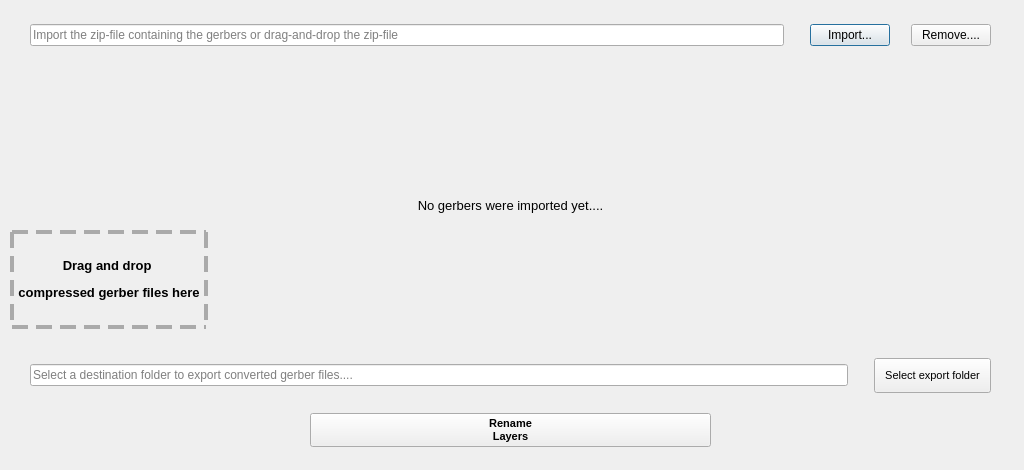
Before: the Qt Designer form App/ui/ConvertGerbers_ui.ui in fernandeclercq/FabAPP, drawn with Qt 5.
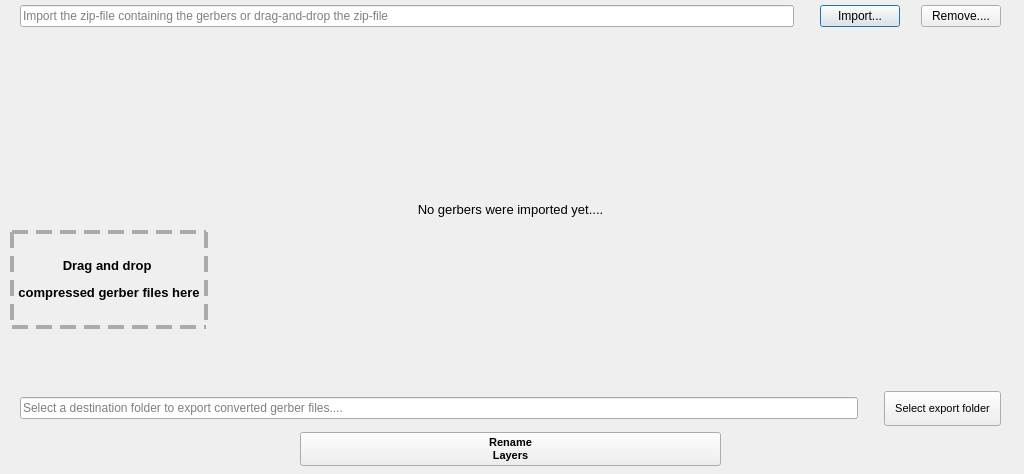
After: the same form once the commit is applied.

Commit message: add responsive adjustment mainWindows & Convertgerber windows

Diff of the .ui file:
```diff
--- a/App/ui/ConvertGerbers_ui.ui
+++ b/App/ui/ConvertGerbers_ui.ui
@@ -7,7 +7,7 @@
     <x>0</x>
     <y>0</y>
     <width>1024</width>
-    <height>470</height>
+    <height>474</height>
    </rect>
   </property>
   <property name="sizePolicy">
@@ -18,14 +18,14 @@
   </property>
   <property name="minimumSize">
    <size>
-    <width>1024</width>
-    <height>470</height>
+    <width>512</width>
+    <height>235</height>
    </size>
   </property>
   <property name="maximumSize">
    <size>
-    <width>1024</width>
-    <height>470</height>
+    <width>9999</width>
+    <height>9999</height>
    </size>
   </property>
   <property name="windowTitle">
@@ -38,16 +38,52 @@
 
 }</string>
   </property>
-  <widget class="QWidget" name="horizontalLayoutWidget">
+  <widget class="QLabel" name="lblConvertGerbers">
+   <property name="enabled">
+    <bool>true</bool>
+   </property>
    <property name="geometry">
     <rect>
      <x>10</x>
-     <y>10</y>
-     <width>1001</width>
-     <height>51</height>
+     <y>230</y>
+     <width>198</width>
+     <height>99</height>
     </rect>
    </property>
+   <property name="font">
+    <font>
+     <pointsize>10</pointsize>
+     <weight>75</weight>
+     <bold>true</bold>
+    </font>
+   </property>
+   <property name="styleSheet">
+    <string notr="true">QLabel {
+	border: 4px dashed #aaa
+ }</string>
+   </property>
+   <property name="text">
+    <string>&lt;html&gt;&lt;head/&gt;&lt;body&gt;&lt;p&gt;Drag and drop &lt;/p&gt;&lt;p&gt;compressed gerber files here&lt;/p&gt;&lt;/body&gt;&lt;/html&gt;</string>
+   </property>
+   <property name="alignment">
+    <set>Qt::AlignCenter</set>
+   </property>
+  </widget>
+  <widget class="QWidget" name="verticalLayoutWidget_2">
+   <property name="geometry">
+    <rect>
+     <x>0</x>
+     <y>0</y>
+     <width>1021</width>
+     <height>471</height>
+    </rect>
+   </property>
+   <layout class="QVBoxLayout" name="vQBox_main">
+    <item>
    <layout class="QHBoxLayout" name="horizontalLayout">
+      <property name="topMargin">
+       <number>5</number>
+      </property>
     <item>
      <spacer name="horizontalSpacer_8">
       <property name="orientation">
@@ -134,16 +170,31 @@
      </spacer>
     </item>
    </layout>
-  </widget>
-  <widget class="QWidget" name="horizontalLayoutWidget_2">
-   <property name="geometry">
-    <rect>
-     <x>10</x>
-     <y>350</y>
-     <width>1001</width>
-     <height>51</height>
-    </rect>
-   </property>
+    </item>
+    <item>
+     <layout class="QVBoxLayout" name="verticalLayout">
+      <item>
+       <widget class="QLabel" name="lblConvertGerbersDisplayChanges">
+        <property name="sizePolicy">
+         <sizepolicy hsizetype="Expanding" vsizetype="Expanding">
+          <horstretch>0</horstretch>
+          <verstretch>0</verstretch>
+         </sizepolicy>
+        </property>
+        <property name="font">
+         <font>
+          <pointsize>10</pointsize>
+         </font>
+        </property>
+        <property name="text">
+         <string>No gerbers were imported yet....</string>
+        </property>
+        <property name="alignment">
+         <set>Qt::AlignCenter</set>
+        </property>
+       </widget>
+      </item>
+      <item>
    <layout class="QHBoxLayout" name="horizontalLayout_2">
     <item>
      <spacer name="horizontalSpacer">
@@ -222,17 +273,14 @@
      </spacer>
     </item>
    </layout>
-  </widget>
-  <widget class="QWidget" name="horizontalLayoutWidget_3">
-   <property name="geometry">
-    <rect>
-     <x>10</x>
-     <y>400</y>
-     <width>1001</width>
-     <height>61</height>
-    </rect>
-   </property>
+      </item>
+     </layout>
+    </item>
+    <item>
    <layout class="QHBoxLayout" name="horizontalLayout_3">
+      <property name="bottomMargin">
+       <number>5</number>
+      </property>
     <item>
      <spacer name="horizontalSpacer_3">
       <property name="orientation">
@@ -281,65 +329,9 @@
      </spacer>
     </item>
    </layout>
-  </widget>
-  <widget class="QWidget" name="verticalLayoutWidget">
-   <property name="geometry">
-    <rect>
-     <x>10</x>
-     <y>60</y>
-     <width>1001</width>
-     <height>291</height>
-    </rect>
-   </property>
-   <layout class="QVBoxLayout" name="verticalLayout">
-    <item>
-     <widget class="QLabel" name="lblConvertGerbersDisplayChanges">
-      <property name="font">
-       <font>
-        <pointsize>10</pointsize>
-       </font>
-      </property>
-      <property name="text">
-       <string>No gerbers were imported yet....</string>
-      </property>
-      <property name="alignment">
-       <set>Qt::AlignCenter</set>
-      </property>
-     </widget>
     </item>
    </layout>
   </widget>
-  <widget class="QLabel" name="lblConvertGerbers">
-   <property name="enabled">
-    <bool>true</bool>
-   </property>
-   <property name="geometry">
-    <rect>
-     <x>10</x>
-     <y>230</y>
-     <width>198</width>
-     <height>99</height>
-    </rect>
-   </property>
-   <property name="font">
-    <font>
-     <pointsize>10</pointsize>
-     <weight>75</weight>
-     <bold>true</bold>
-    </font>
-   </property>
-   <property name="styleSheet">
-    <string notr="true">QLabel {
-	border: 4px dashed #aaa
- }</string>
-   </property>
-   <property name="text">
-    <string>&lt;html&gt;&lt;head/&gt;&lt;body&gt;&lt;p&gt;Drag and drop &lt;/p&gt;&lt;p&gt;compressed gerber files here&lt;/p&gt;&lt;/body&gt;&lt;/html&gt;</string>
-   </property>
-   <property name="alignment">
-    <set>Qt::AlignCenter</set>
-   </property>
-  </widget>
  </widget>
  <resources/>
  <connections/>
```
Lines whose indentation alone changed are shown as unchanged. The commit also changes 10 other files.
